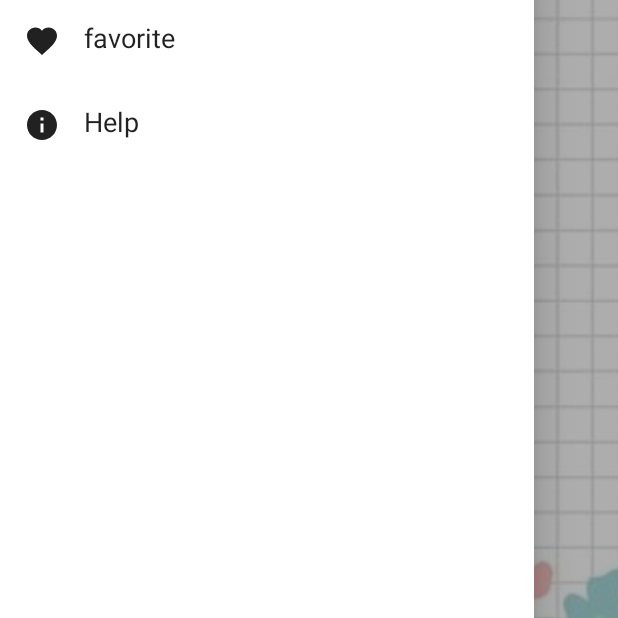
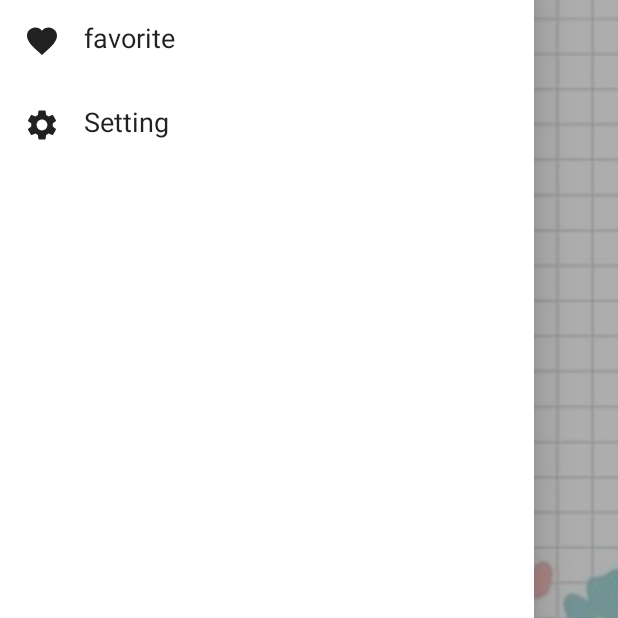
Before and after one commit to Ftm-amani/quote-of-day, an Android app built with Jetpack Compose: the QuoteScreen screen opened through its navigation route, after a tap on "Toggle drawer", on a phone screen of 412 x 824 dp, the part 382-1000 px from its top. Run offline under Robolectric (Android 15) with nearby library versions, the phone set to English and light mode, and no system bars; our stand-ins replace Dagger/Hilt's generated code, Room's generated code.

Commit message:
SettingsScreen added, ui implemented

```diff
--- a/app/src/main/java/com/example/quoteofday/navigation/AppNavigation.kt
+++ b/app/src/main/java/com/example/quoteofday/navigation/AppNavigation.kt
@@ -12,6 +12,7 @@ import com.example.quoteofday.ui.MainViewModel
 import com.example.quoteofday.ui.favotire.FavoriteScreen
 import com.example.quoteofday.ui.favotire.FavoritesViewModel
 import com.example.quoteofday.ui.home.QuoteScreen
+import com.example.quoteofday.ui.setting.SettingsScreen
 
 @ExperimentalComposeUiApi
 @Composable
@@ -44,6 +45,11 @@ fun AppNavigation(showDialog: Boolean, sharedPreferences: SharedPreferences) {
 				viewModel = favoritesViewModel
 			)
 		}
+		composable(AppScreens.SettingScreen.name) {
+			SettingsScreen(
+				navController = navController,
+			)
+		}
 	}
 
 }
--- a/app/src/main/java/com/example/quoteofday/navigation/AppScreens.kt
+++ b/app/src/main/java/com/example/quoteofday/navigation/AppScreens.kt
@@ -5,7 +5,8 @@ import java.lang.IllegalArgumentException
 enum class AppScreens {
 	DialogScreen,
 	HomeScreen,
-	FavoriteScreen;
+	FavoriteScreen,
+	SettingScreen;
 
 	companion object {
 		fun fromRoute(route: String?): AppScreens
@@ -13,6 +14,7 @@ enum class AppScreens {
 			HomeScreen.name -> HomeScreen
 			DialogScreen.name -> DialogScreen
 			FavoriteScreen.name -> FavoriteScreen
+			SettingScreen.name -> SettingScreen
 			null -> HomeScreen
 			else -> throw IllegalArgumentException("Route $route is not recognized")
 		}
--- a/app/src/main/java/com/example/quoteofday/ui/home/HomeScreen.kt
+++ b/app/src/main/java/com/example/quoteofday/ui/home/HomeScreen.kt
@@ -100,10 +100,10 @@ fun QuoteScreen(
                         icon = Icons.Default.Favorite
                     ),
                     MenuItem(
-                        id = "HelpScreen",
-                        title = "Help",
-                        contentDescription = "Get help",
-                        icon = Icons.Default.Info
+                        id = "SettingScreen",
+                        title = "Setting",
+                        contentDescription = "go to setting screen",
+                        icon = Icons.Default.Settings
                     ),
                 ),
                 onItemClick = {
```
Also changed, not shown: app/src/main/java/com/example/quoteofday/ui/setting/SettingScreen.kt (added, +90 -0 lines).
